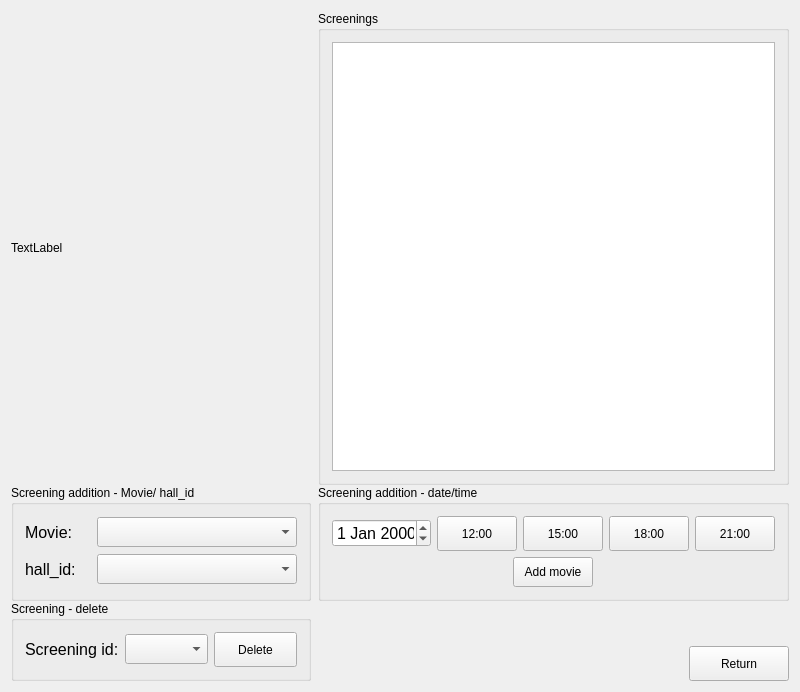
Old version of the form ScreeningManager.ui in the repository JustKoshi/QTCinemaProject.
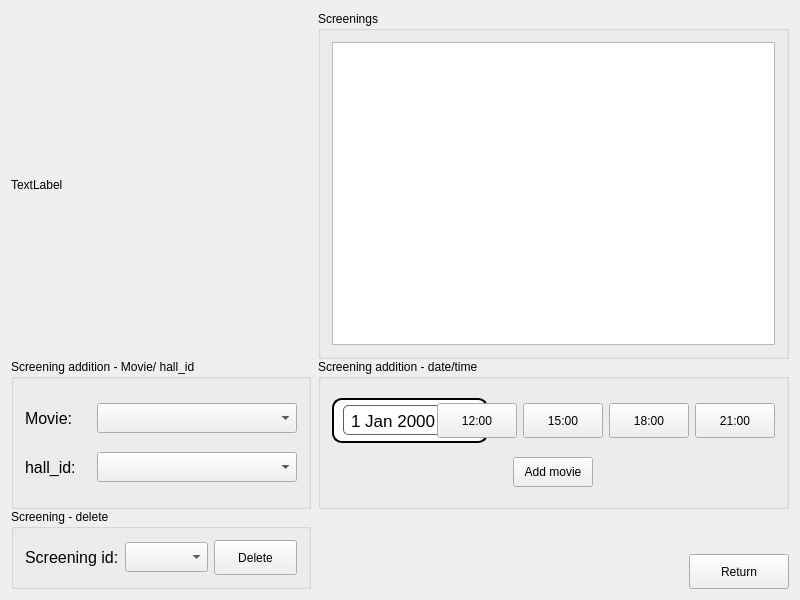
New version of the form. Icons and pictures are not drawn.

Diff of the .ui file:
```diff
--- a/ScreeningManager.ui
+++ b/ScreeningManager.ui
@@ -7,13 +7,19 @@
     <x>0</x>
     <y>0</y>
     <width>800</width>
-    <height>692</height>
+    <height>600</height>
    </rect>
   </property>
   <property name="minimumSize">
    <size>
     <width>800</width>
-    <height>500</height>
+    <height>600</height>
+   </size>
+  </property>
+  <property name="maximumSize">
+   <size>
+    <width>829</width>
+    <height>16777215</height>
    </size>
   </property>
   <property name="windowTitle">
@@ -116,6 +122,12 @@
      </item>
      <item row="1" column="1">
       <widget class="QGroupBox" name="groupBox">
+       <property name="minimumSize">
+        <size>
+         <width>0</width>
+         <height>150</height>
+        </size>
+       </property>
        <property name="title">
         <string>Screening addition - date/time</string>
        </property>
@@ -123,15 +135,114 @@
         <item>
          <layout class="QHBoxLayout" name="horizontalLayout">
           <item>
-           <widget class="QDateEdit" name="dateEdit">
-            <property name="font">
-             <font>
-              <pointsize>12</pointsize>
-             </font>
+           <widget class="QFrame" name="mainFrame">
+            <property name="minimumSize">
+             <size>
+              <width>156</width>
+              <height>45</height>
+             </size>
             </property>
-            <property name="wrapping">
-             <bool>true</bool>
+            <property name="maximumSize">
+             <size>
+              <width>156</width>
+              <height>45</height>
+             </size>
             </property>
+            <property name="styleSheet">
+             <string notr="true">#mainFrame {
+    border: 2px solid black;
+    border-radius: 10px;
+    padding: 5px;
+    background-color: white;
+}</string>
+            </property>
+            <property name="frameShape">
+             <enum>QFrame::StyledPanel</enum>
+            </property>
+            <property name="frameShadow">
+             <enum>QFrame::Raised</enum>
+            </property>
+            <layout class="QHBoxLayout" name="horizontalLayout_7">
+             <property name="spacing">
+              <number>2</number>
+             </property>
+             <property name="leftMargin">
+              <number>2</number>
+             </property>
+             <property name="topMargin">
+              <number>0</number>
+             </property>
+             <property name="rightMargin">
+              <number>2</number>
+             </property>
+             <property name="bottomMargin">
+              <number>0</number>
+             </property>
+             <item>
+              <widget class="QDateEdit" name="dateEdit">
+               <property name="minimumSize">
+                <size>
+                 <width>100</width>
+                 <height>30</height>
+                </size>
+               </property>
+               <property name="maximumSize">
+                <size>
+                 <width>100</width>
+                 <height>30</height>
+                </size>
+               </property>
+               <property name="font">
+                <font>
+                 <pointsize>-1</pointsize>
+                </font>
+               </property>
+               <property name="styleSheet">
+                <string notr="true">QDateEdit::up-button { width: 0px; height: 0px; border: none;
+}
+QDateEdit::down-button { width: 0px; height: 0px; border: none;}
+
+#dateEdit {
+    font-size: 17px;
+    padding: 5px;
+    border: 1px solid rgb(95, 95, 95);
+    border-radius: 5px;
+}</string>
+               </property>
+               <property name="wrapping">
+                <bool>true</bool>
+               </property>
+              </widget>
+             </item>
+             <item>
+              <widget class="QPushButton" name="pushButton_calendar">
+               <property name="minimumSize">
+                <size>
+                 <width>30</width>
+                 <height>30</height>
+                </size>
+               </property>
+               <property name="maximumSize">
+                <size>
+                 <width>30</width>
+                 <height>30</height>
+                </size>
+               </property>
+               <property name="styleSheet">
+                <string notr="true">QPushButton {
+        border: none;        
+        background: transparent;
+	    image: url(:/ProjectionScreen/Resource files/icons/calendar.png);
+}
+
+   </string>
+               </property>
+               <property name="text">
+                <string/>
+               </property>
+              </widget>
+             </item>
+            </layout>
            </widget>
           </item>
           <item>
```
Left out of the diff: 156 changed lines with no effect on the pictures.
